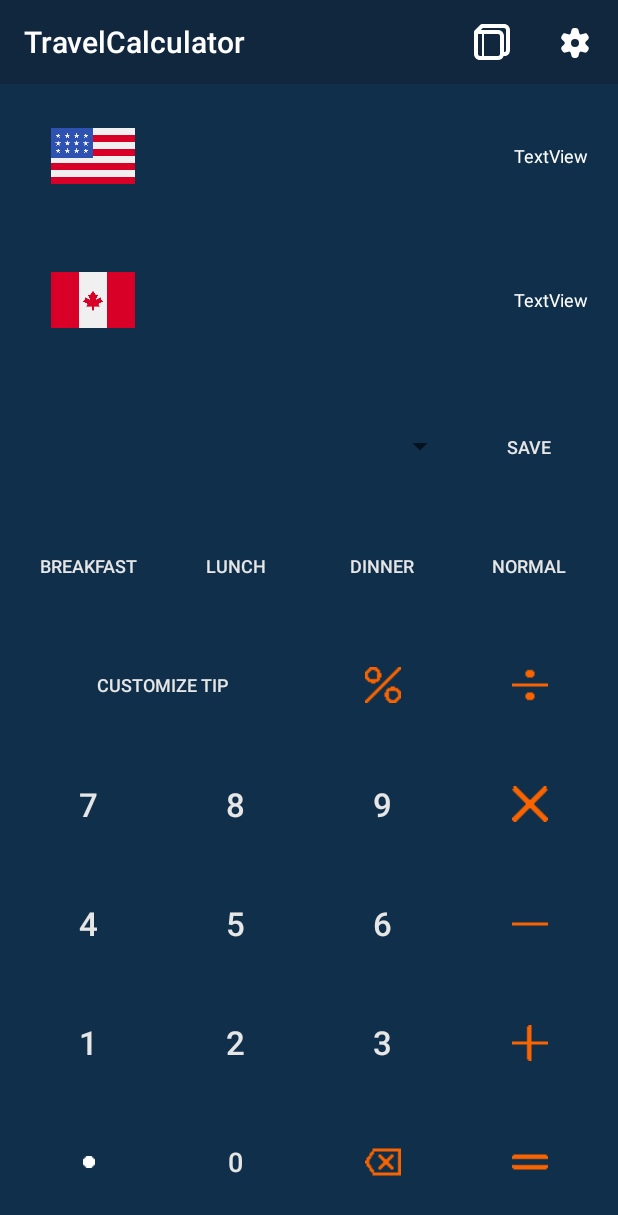
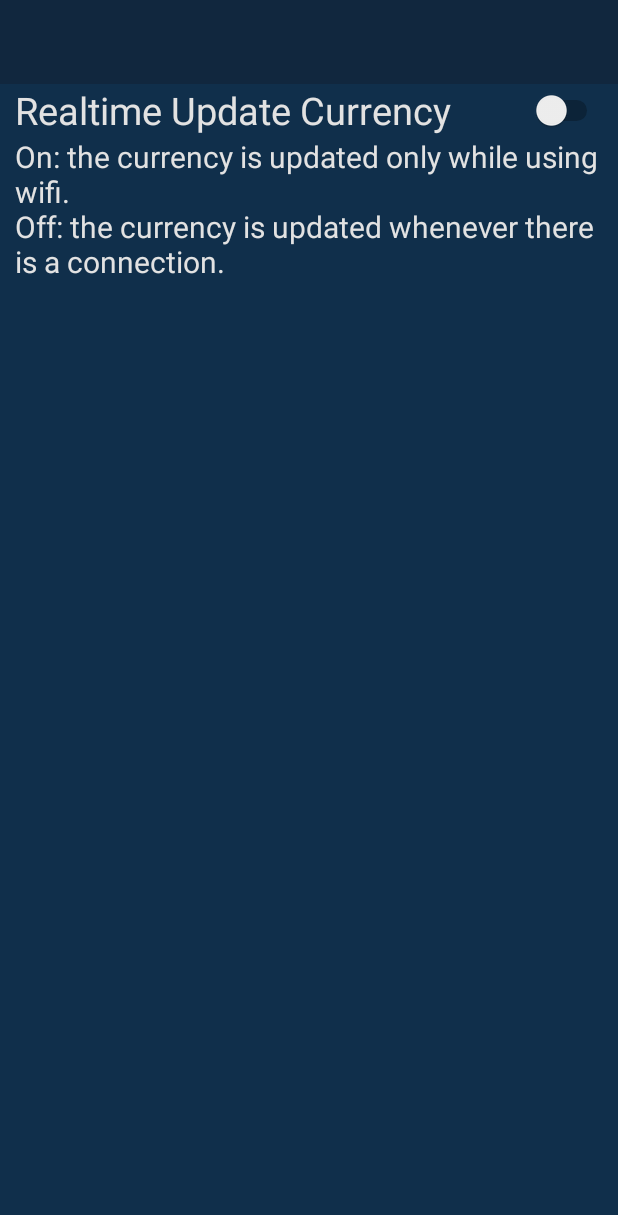
Before and after one commit to Yude-Li/2020LaSalleAndroid, an Android app: the screen it shows after launch (MainActivity before the commit, UserSettingActivity after it), after a tap on "Setting", on a phone screen of 412 x 824 dp. Shown: the top 1215 px of the screen. Run offline under Robolectric (Android 15) with nearby library versions, the phone set to English and light mode, and no system bars; libraries missing offline, so code that uses them is left out: com.udojava.evalex.

Commit message:
Create user setting layout with actionbar (toolbar) and Link to Main Activity

```diff
--- a/TravelCalculator/app/src/main/AndroidManifest.xml
+++ b/TravelCalculator/app/src/main/AndroidManifest.xml
@@ -42,6 +42,9 @@
         <activity
             android:name=".ExpenseListActivity"
             android:hardwareAccelerated="false"></activity>
+        <activity
+            android:name=".UserSettingActivity"
+            android:hardwareAccelerated="false"></activity>
 
 
     </application>
--- a/TravelCalculator/app/src/main/java/com/lasalle2020android/travelcalculator/MainActivity.java
+++ b/TravelCalculator/app/src/main/java/com/lasalle2020android/travelcalculator/MainActivity.java
@@ -90,6 +90,14 @@ public class MainActivity extends AppCompatActivity implements ServerResponseNot
             case R.id.action_toTripList: {
                 Intent intent = new Intent();
                 intent.setClass(getApplicationContext(), TripListActivity.class);
+                intent.setFlags(Intent.FLAG_ACTIVITY_NEW_TASK);
+                startActivity(intent);
+            }
+            break;
+            case R.id.action_toSetting:
+            {
+                Intent intent = new Intent();
+                intent.setClass(getApplicationContext(), UserSettingActivity.class);
                 intent.setFlags(Intent.FLAG_ACTIVITY_NEW_TASK);
                 startActivity(intent);
             }
--- /dev/null
+++ b/TravelCalculator/app/src/main/java/com/lasalle2020android/travelcalculator/UserSettingActivity.java
@@ -0,0 +1,24 @@
+package com.lasalle2020android.travelcalculator;
+
+import androidx.appcompat.app.AppCompatActivity;
+
+import android.os.Bundle;
+import android.widget.TextView;
+
+public class UserSettingActivity extends AppCompatActivity {
+
+    TextView textView_RealtimeUpdate_Info;
+
+    @Override
+    protected void onCreate(Bundle savedInstanceState) {
+        super.onCreate(savedInstanceState);
+        setContentView(R.layout.user_setting_layout);
+
+        textView_RealtimeUpdate_Info = findViewById(R.id.textView_RealtimeUpdate_Info);
+
+        String updateInfo = "On: the currency is updated only while using wifi.\n" +
+                "Off: the currency is updated whenever there is a connection.";
+
+        textView_RealtimeUpdate_Info.setText(updateInfo);
+    }
+}
--- /dev/null
+++ b/TravelCalculator/app/src/main/res/layout/user_setting_layout.xml
@@ -0,0 +1,40 @@
+<?xml version="1.0" encoding="utf-8"?>
+<androidx.constraintlayout.widget.ConstraintLayout xmlns:android="http://schemas.android.com/apk/res/android"
+    xmlns:app="http://schemas.android.com/apk/res-auto"
+    xmlns:tools="http://schemas.android.com/tools"
+    android:layout_width="match_parent"
+    android:layout_height="match_parent">
+
+    <androidx.appcompat.widget.Toolbar
+        android:id="@+id/toolbar_setting"
+        android:layout_width="match_parent"
+        android:layout_height="wrap_content"
+        android:theme="@style/MyActiobBarTheme"
+        app:layout_constraintLeft_toLeftOf="parent"
+        app:layout_constraintRight_toRightOf="parent"
+        app:layout_constraintTop_toTopOf="parent"
+        app:titleTextColor="@android:color/white" />
+
+    <Switch
+        android:id="@+id/switch_updateRealtime"
+        style="@style/SwitchStyle"
+        android:layout_width="0dp"
+        android:layout_height="wrap_content"
+        android:text="@string/text_RealtimeUpdateCurrency"
+        app:layout_constraintLeft_toLeftOf="parent"
+        app:layout_constraintRight_toRightOf="parent"
+        app:layout_constraintTop_toBottomOf="@id/toolbar_setting" />
+
+    <TextView
+        android:id="@+id/textView_RealtimeUpdate_Info"
+        style="@style/SwitchInfoStyle"
+        android:layout_width="0dp"
+        android:layout_height="wrap_content"
+        android:text=""
+        android:textSize="20sp"
+        app:layout_constraintLeft_toLeftOf="parent"
+        app:layout_constraintRight_toRightOf="parent"
+        app:layout_constraintTop_toBottomOf="@id/switch_updateRealtime"
+        />
+
+</androidx.constraintlayout.widget.ConstraintLayout>
--- a/TravelCalculator/app/src/main/res/values/strings.xml
+++ b/TravelCalculator/app/src/main/res/values/strings.xml
@@ -17,5 +17,6 @@
     <string name="date_title">Date</string>
     <string name="trip_title">Trip</string>
     <string name="desc_title">Description</string>
+    <string name="text_RealtimeUpdateCurrency">Realtime Update Currency</string>
 
 </resources>
--- a/TravelCalculator/app/src/main/res/values/styles.xml
+++ b/TravelCalculator/app/src/main/res/values/styles.xml
@@ -56,4 +56,17 @@
         <item name="android:textColor">#E2E2E2</item>
     </style>
 
+    <style name="SwitchStyle">
+        <item name="android:textSize">25sp</item>
+        <item name="android:textColor">#E2E2E2</item>
+        <item name="android:layout_marginLeft">10dp</item>
+        <item name="android:layout_marginRight">10dp</item>
+    </style>
+    <style name="SwitchInfoStyle">
+        <item name="android:textSize">16sp</item>
+        <item name="android:textColor">#E2E2E2</item>
+        <item name="android:layout_marginLeft">10dp</item>
+        <item name="android:layout_marginRight">10dp</item>
+    </style>
+
 </resources>
```
